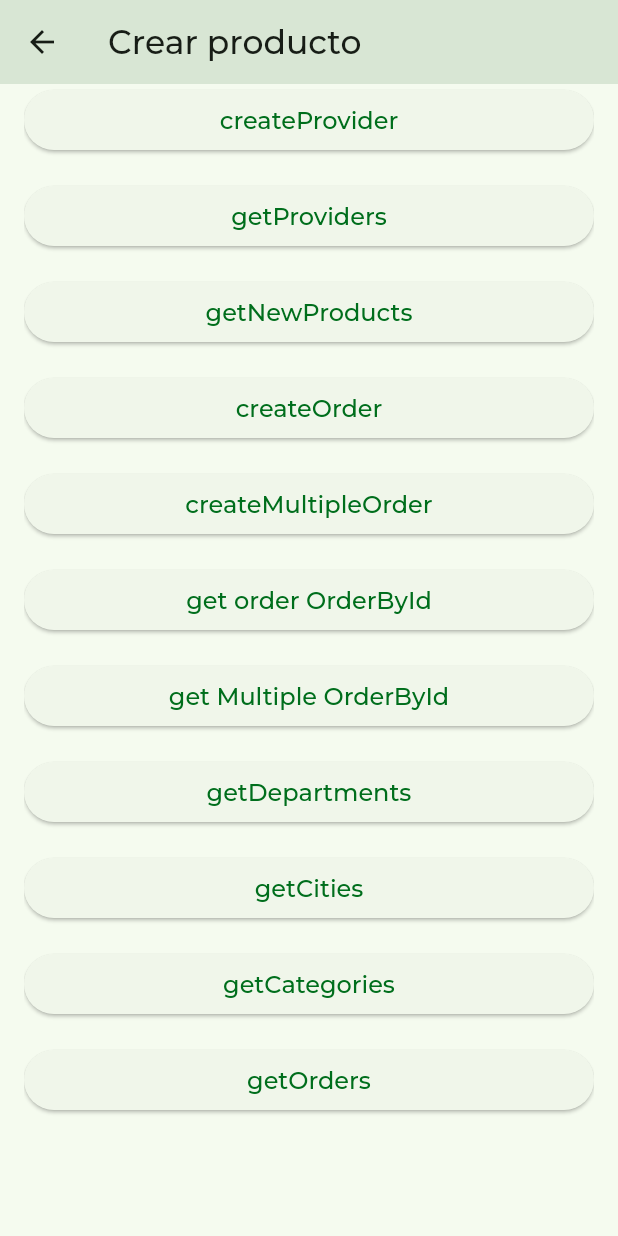
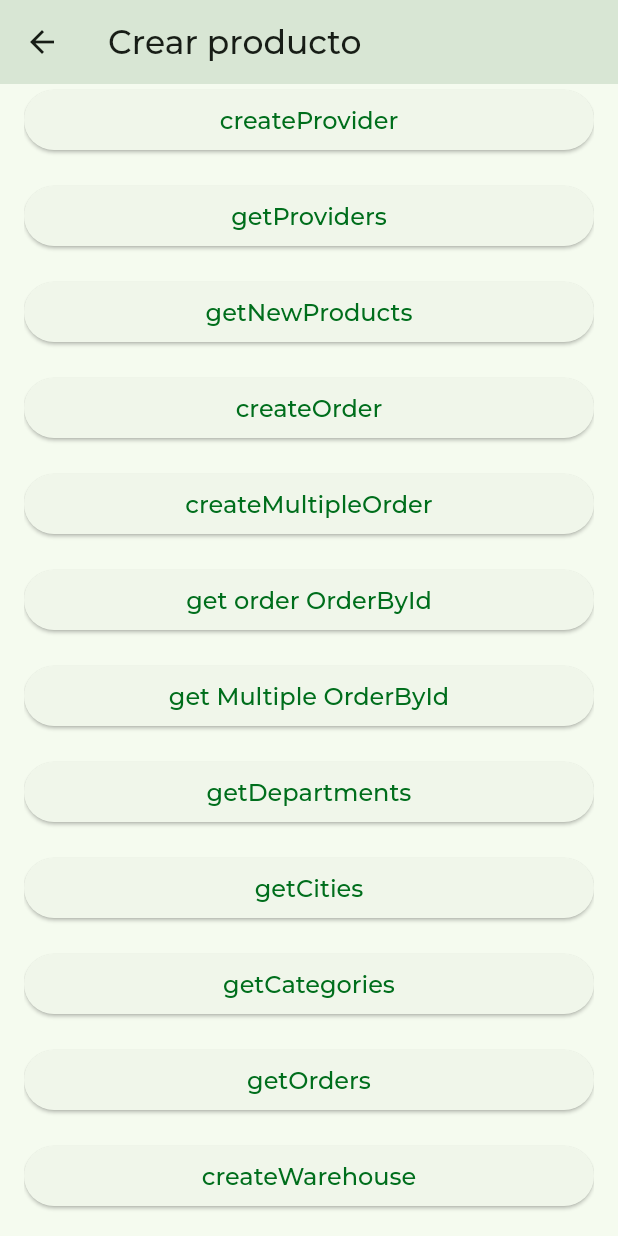
Before and after one commit to msilvamolina/flutter_estrellas_dashboard, a Flutter app: the CreateProductView screen opened by its route, scrolled down 80 dp, on a phone screen of 412 x 824 dp. Run offline on Flutter 3.47's test engine with Material 3 defaults, Android fonts, the phone set to English and light mode, and no system bars; our stand-ins replace cached_network_image, cloud_firestore, dartz, firebase_auth, firebase_core, firebase_crashlytics and 12 more; missing offline and left inert: json_editor, slideable, video_compress; accounts and stored records are empty; project files that could hold a hidden picture were left out.

Commit message:
feat/warehouse

```diff
--- a/lib/app/modules/products/create_product/controllers/create_product_controller.dart
+++ b/lib/app/modules/products/create_product/controllers/create_product_controller.dart
@@ -39,6 +39,10 @@ class CreateProductController extends GetxController {
     await _repository.getOrders();
   }
 
+  Future<void> createWarehouse() async {
+    await _repository.createWarehouse();
+  }
+
   Future<void> getOrderById() async {
     await _repository.getOrderById('2859363');
   }
--- a/lib/app/modules/products/create_product/views/create_product_view.dart
+++ b/lib/app/modules/products/create_product/views/create_product_view.dart
@@ -91,6 +91,12 @@ class CreateProductView extends GetView<CreateProductController> {
               isLoading: controller.isLoading,
               onPressed: controller.getOrders,
             ),
+            const SizedBox(height: 16),
+            LoadingButton(
+              label: 'createWarehouse',
+              isLoading: controller.isLoading,
+              onPressed: controller.createWarehouse,
+            ),
             const SizedBox(height: 80),
           ],
         ),
```
Also changed, not shown: lib/app/data/providers/repositories/products/products_repository.dart (+49 -0 lines), pubspec.lock, 1 other file.
